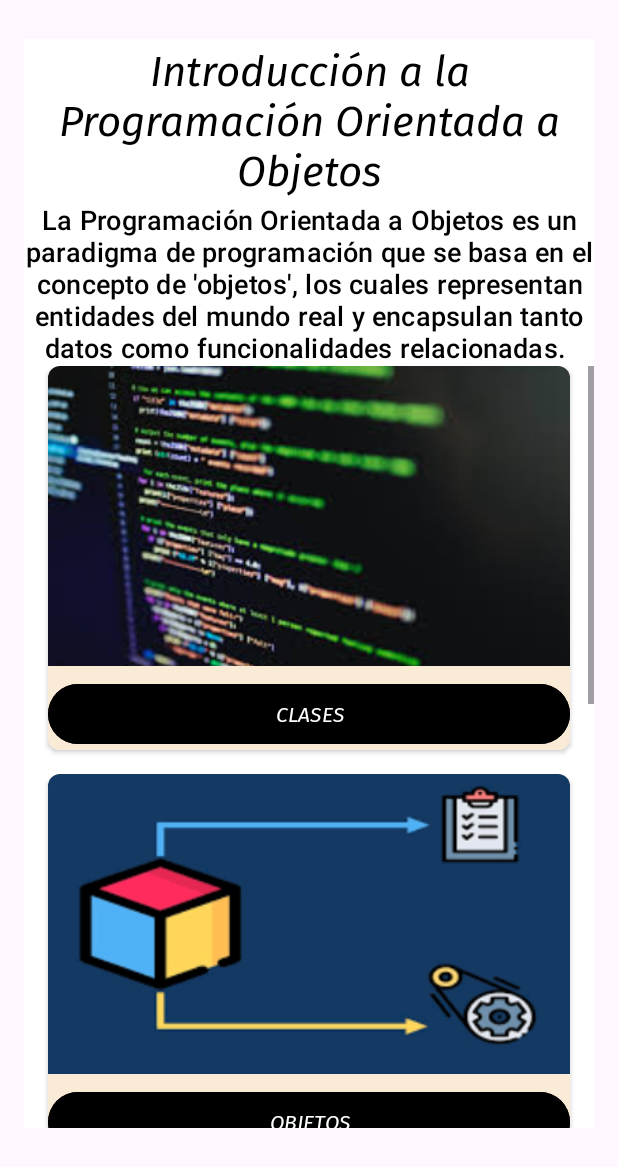
After one commit to AlexisPiracoca/labVirtual, an Android app built with Jetpack Compose: the Week1Activity screen opened directly, with no data from a screen before it, on a phone screen of 412 x 824 dp. The commit adds this screen. Shown: the top 1167 px of the screen. Run offline under Robolectric (Android 15) with nearby library versions, the phone set to English and light mode, and no system bars.

Commit message:
Week1PROGRAMACIONORIENTADAAOBJETOS

```diff
--- a/app/src/main/java/com/usta/laboratoriovirtual/classProgramming/PooClassScreen.kt
+++ b/app/src/main/java/com/usta/laboratoriovirtual/classProgramming/PooClassScreen.kt
@@ -34,6 +34,7 @@ import androidx.compose.ui.text.style.TextAlign
 import androidx.compose.ui.tooling.preview.Preview
 import androidx.compose.ui.unit.dp
 import androidx.compose.ui.unit.sp
+import com.usta.laboratoriovirtual.classProgramming.weeksPOO.Week1Activity
 import com.usta.laboratoriovirtual.classRoom.ClassProgrammingScreen
 import com.usta.laboratoriovirtual.ui.theme.LaboratorioVirtualTheme
 
@@ -100,7 +101,9 @@ private fun MainScreen() {
         CourseCard(
             title = "Semana 1",
             progress = 0.7f,
-            onClick = {}
+            onClick = {val intent = Intent(context, Week1Activity::class.java)
+                context.startActivity(intent)
+                (context as? Activity)?.finish()}
         )
 
         Spacer(modifier = Modifier.height(16.dp))
--- /dev/null
+++ b/app/src/main/java/com/usta/laboratoriovirtual/classProgramming/weeksPOO/Week1Activity.kt
@@ -0,0 +1,17 @@
+package com.usta.laboratoriovirtual.classProgramming.weeksPOO
+
+import android.os.Bundle
+import androidx.activity.enableEdgeToEdge
+import androidx.appcompat.app.AppCompatActivity
+import androidx.core.view.ViewCompat
+import androidx.core.view.WindowInsetsCompat
+import com.usta.laboratoriovirtual.R
+
+class Week1Activity : AppCompatActivity() {
+    override fun onCreate(savedInstanceState: Bundle?) {
+        super.onCreate(savedInstanceState)
+        enableEdgeToEdge()
+        setContentView(R.layout.activity_week1)
+
+    }
+}
--- /dev/null
+++ b/app/src/main/res/layout/activity_week1.xml
@@ -0,0 +1,206 @@
+<?xml version="1.0" encoding="utf-8"?>
+<androidx.constraintlayout.widget.ConstraintLayout
+    xmlns:android="http://schemas.android.com/apk/res/android"
+    xmlns:app="http://schemas.android.com/apk/res-auto"
+    xmlns:tools="http://schemas.android.com/tools"
+    android:id="@+id/main"
+    android:layout_width="match_parent"
+    android:layout_height="match_parent"
+    android:background="@color/white"
+    android:layout_marginTop="26dp"
+    android:layout_marginBottom="72dp"
+    android:layout_marginStart="16dp"
+    android:layout_marginEnd="16dp"
+    tools:context=".classProgramming.weeksPOO.Week1Activity">
+
+    <TextView
+        android:id="@+id/textView2"
+        android:layout_width="wrap_content"
+        android:layout_height="wrap_content"
+        android:textColor="@color/black"
+        android:fontFamily="@font/fira_normal"
+        android:textSize="28sp"
+        android:text="Introducción a la Programación Orientada a Objetos"
+        android:textAlignment="center"
+        app:layout_constraintStart_toStartOf="parent"
+        app:layout_constraintEnd_toEndOf="parent"
+        app:layout_constraintTop_toTopOf="parent"
+        app:layout_constraintBottom_toTopOf="@id/subhead"
+        app:layout_constraintHorizontal_bias="0.5"
+        app:layout_constraintVertical_bias="0.5" />
+
+    <TextView
+        android:id="@+id/subhead"
+        style="@style/TextAppearance.MaterialComponents.Subtitle2"
+        android:layout_width="wrap_content"
+        android:layout_height="wrap_content"
+        android:textColor="@color/black"
+        android:fontFamily="@font/fira_normal"
+        android:textSize="18sp"
+        android:text="La Programación Orientada a Objetos es un paradigma de programación que se basa en el concepto de 'objetos', los cuales representan entidades del mundo real y encapsulan tanto datos como funcionalidades relacionadas. "
+        android:textAlignment="center"
+        app:layout_constraintStart_toStartOf="parent"
+        app:layout_constraintEnd_toEndOf="parent"
+        app:layout_constraintTop_toBottomOf="@id/textView2"
+        app:layout_constraintHorizontal_bias="0.5"
+        app:layout_constraintVertical_bias="0.5" />
+
+
+    <ScrollView
+        android:layout_width="0dp"
+        android:layout_height="0dp"
+        app:layout_constraintBottom_toBottomOf="parent"
+        app:layout_constraintEnd_toEndOf="parent"
+        app:layout_constraintStart_toStartOf="parent"
+        app:layout_constraintTop_toBottomOf="@id/subhead">
+
+        <LinearLayout
+            android:layout_width="match_parent"
+            android:layout_height="wrap_content"
+            android:orientation="vertical">
+
+            <!-- CardView 1 -->
+            <androidx.cardview.widget.CardView
+                android:id="@+id/cardView1"
+                android:layout_width="match_parent"
+                android:layout_height="wrap_content"
+                android:layout_marginHorizontal="16dp"
+                android:layout_marginBottom="16dp"
+                app:cardCornerRadius="8dp">
+
+                <LinearLayout
+                    android:layout_width="match_parent"
+                    android:layout_height="wrap_content"
+                    android:background="@color/backGround"
+                    android:orientation="vertical">
+
+                    <ImageView
+                        android:layout_width="match_parent"
+                        android:layout_height="200dp"
+                        android:scaleType="centerCrop"
+                        android:src="@drawable/backclas" />
+
+                    <Button
+                        android:id="@+id/clase1"
+                        android:layout_width="match_parent"
+                        android:layout_height="wrap_content"
+                        android:layout_marginTop="8dp"
+                        android:text="CLASES"
+                        android:fontFamily="@font/fira_normal"
+                        android:backgroundTint="@color/black"/>
+                </LinearLayout>
+            </androidx.cardview.widget.CardView>
+
+            <!-- CardView 2 -->
+            <androidx.cardview.widget.CardView
+                android:id="@+id/cardView2"
+                android:layout_width="match_parent"
+                android:layout_height="wrap_content"
+                android:layout_marginHorizontal="16dp"
+                android:layout_marginBottom="16dp"
+                app:cardCornerRadius="8dp">
+
+                <LinearLayout
+                    android:layout_width="match_parent"
+                    android:layout_height="wrap_content"
+                    android:background="@color/backGround"
+                    android:orientation="vertical">
+
+                    <ImageView
+                        android:layout_width="match_parent"
+                        android:layout_height="200dp"
+                        android:scaleType="centerCrop"
+                        android:src="@drawable/backobj" />
+
+                    <Button
+                        android:id="@+id/clase2"
+                        android:layout_width="match_parent"
+                        android:layout_height="wrap_content"
+                        android:layout_marginTop="8dp"
+                        android:text="OBJETOS"
+                        android:fontFamily="@font/fira_normal"
+                        android:backgroundTint="@color/black"/>
+
+                </LinearLayout>
+            </androidx.cardview.widget.CardView>
+
+            <!-- CardView 3 -->
+            <androidx.cardview.widget.CardView
+                android:id="@+id/cardView3"
+                android:layout_width="match_parent"
+                android:layout_height="wrap_content"
+                android:layout_marginHorizontal="16dp"
+                android:layout_marginBottom="16dp"
+                app:cardCornerRadius="8dp">
+
+                <LinearLayout
+                    android:layout_width="match_parent"
+                    android:layout_height="wrap_content"
+                    android:background="@color/backGround"
+                    android:orientation="vertical">
+
+                    <ImageView
+                        android:layout_width="match_parent"
+                        android:layout_height="200dp"
+                        android:scaleType="centerCrop"
+                        android:src="@drawable/backatri" />
+
+                    <Button
+                        android:id="@+id/clase3"
+                        android:layout_width="match_parent"
+                        android:layout_height="wrap_content"
+                        android:layout_marginTop="8dp"
+                        android:text="ATRIBUTOS"
+                        android:fontFamily="@font/fira_normal"
+                        android:backgroundTint="@color/black"/>
+                </LinearLayout>
+            </androidx.cardview.widget.CardView>
+
+            <!-- CardView 4 -->
+            <androidx.cardview.widget.CardView
+                android:id="@+id/cardView4"
+                android:layout_width="match_parent"
+                android:layout_height="wrap_content"
+                android:layout_marginHorizontal="16dp"
+                android:layout_marginBottom="16dp"
+                app:cardCornerRadius="8dp">
+
+                <LinearLayout
+                    android:layout_width="match_parent"
+                    android:layout_height="wrap_content"
+                    android:background="@color/backGround"
+                    android:orientation="vertical">
+
+                    <ImageView
+                        android:layout_width="match_parent"
+                        android:layout_height="200dp"
+                        android:scaleType="centerCrop"
+                        android:src="@drawable/backmetod" />
+
+                    <Button
+                        android:id="@+id/clase4"
+                        android:layout_width="match_parent"
+                        android:layout_height="wrap_content"
+                        android:layout_marginTop="8dp"
+                        android:text="METODOS"
+                        android:fontFamily="@font/fira_normal"
+                        android:backgroundTint="@color/black"/>
+                </LinearLayout>
+            </androidx.cardview.widget.CardView>
+
+
+            <Button
+                android:id="@+id/clase5"
+                android:layout_width="match_parent"
+                android:layout_height="wrap_content"
+                android:layout_marginTop="8dp"
+                android:text="IR A LA ACTIVIDAD"
+                android:textColor="@color/black"
+                android:fontFamily="@font/fira_normal"
+                android:backgroundTint="@color/teal_700"/>
+
+
+        </LinearLayout>
+    </ScrollView>
+
+</androidx.constraintlayout.widget.ConstraintLayout>
--- a/app/src/main/res/values/colors.xml
+++ b/app/src/main/res/values/colors.xml
@@ -7,4 +7,7 @@
     <color name="teal_700">#FF018786</color>
     <color name="black">#FF000000</color>
     <color name="white">#FFFFFFFF</color>
+
+    <color name="backGround">#FAEBD7</color>
+
 </resources>
--- a/app/src/main/res/values/strings.xml
+++ b/app/src/main/res/values/strings.xml
@@ -49,5 +49,5 @@
     <string name="title_activity_basic_class">BasicClass</string>
     <string name="title_activity_min_max_class">MinMaxClass</string>
     <string name="title_activity_laplace_class">LaplaceClass</string>
-    <string name="title_activity_chat_screen">ChatScreen</string>
+    <string name="activity_week1">ActivityWeek1</string>
 </resources>
```
Also changed, not shown: app/src/main/AndroidManifest.xml (+15 -5 lines), app/src/main/res/drawable/backatri.png (added), app/src/main/res/drawable/backclas.jpeg (added), app/src/main/res/drawable/backmetod.png (added), app/src/main/res/drawable/backobj.png (added).
